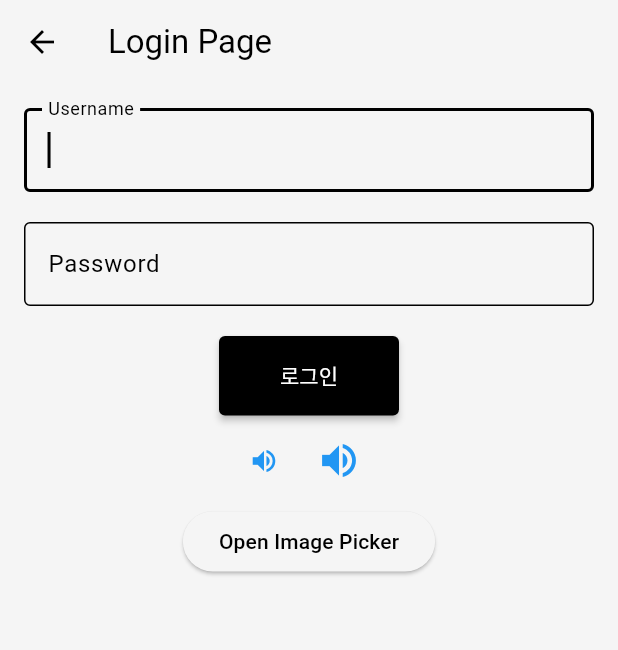
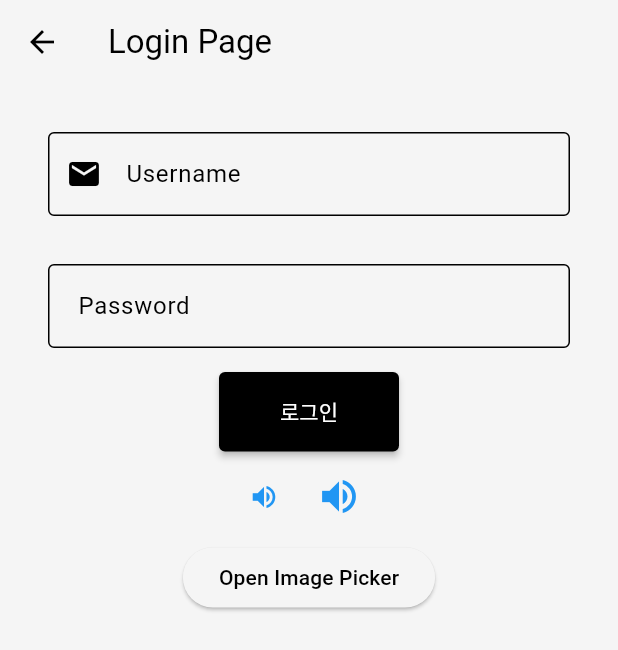
Before and after one commit to soojubm/new-bussiness, a Flutter app: the LoginScreen screen opened by its route, on a phone screen of 412 x 824 dp. Shown: the top 650 px of the screen. Run offline on Flutter 3.47's test engine with Material 3 defaults, Android fonts, the phone set to English and light mode, and no system bars; our stand-ins replace image_picker.

Commit message:
ceate CustomTextField

```diff
--- a/lib/screens/login_screen.dart
+++ b/lib/screens/login_screen.dart
@@ -2,6 +2,7 @@ import 'package:flutter/material.dart';
 import 'package:flutter_application_1/constants/toekns_constants.dart';
 import 'package:flutter_application_1/widgets/custom_filled_button.dart';
 import 'package:flutter_application_1/widgets/custom_icon_button.dart';
+import 'package:flutter_application_1/widgets/custom_text_field.dart';
 
 import 'dart:io';
 import 'package:image_picker/image_picker.dart';
@@ -50,29 +51,26 @@ class _LoginScreenState extends State<LoginScreen> {
               child: Column(
                 // mainAxisAlignment: MainAxisAlignment.center,
                 children: [
-                  TextFormField(
+                  CustomTextField(
                     controller: _controller,
-                    decoration: InputDecoration(
-                      labelText: 'Username',
-                      border: OutlineInputBorder(),
-                    ),
-                    autofocus: true,
+                    labelText: 'Username',
+                    hintText: 'Enter your email',
+                    icon: Icons.email,
                     onChanged: (text) {
-                      print(
-                          'First text field: $text (${text.characters.length})');
+                      print('Entered text: $text');
                     },
                     validator: (value) => commonValidator(value, 'username'),
                   ),
-                  SizedBox(height: 20),
-                  TextFormField(
-                    obscureText: true, // 비밀번호 입력 시 텍스트 숨기기
-                    decoration: InputDecoration(
-                      labelText: 'Password',
-                      border: OutlineInputBorder(),
-                    ),
+                  // SizedBox 말고 TextFieldGroup
+                  CustomTextField(
+                    controller: _controller,
+                    labelText: 'Password',
+                    hintText: 'Enter your email',
+                    onChanged: (text) {
+                      print('Entered text: $text');
+                    },
                     validator: (value) => commonValidator(value, 'password'),
                   ),
-                  SizedBox(height: 20),
                   CustomFilledButton(
                     text: '로그인',
                     onPressed: _login,
--- /dev/null
+++ b/lib/widgets/custom_text_field.dart
@@ -0,0 +1,67 @@
+import 'package:flutter/material.dart';
+
+// TODO
+const BorderRadius defaultBorderRadius = BorderRadius.all(Radius.circular(4.0));
+
+BorderSide defaultBorderSide(BuildContext context) {
+  return BorderSide(
+    color: Theme.of(context).primaryColor,
+    width: 1,
+  );
+}
+
+class CustomTextField extends StatelessWidget {
+  final String labelText;
+  final String hintText;
+  final IconData? icon;
+  final ValueChanged<String> onChanged;
+  final TextEditingController? controller;
+  final TextInputType keyboardType;
+  final bool obscureText;
+  final String? Function(String?)? validator;
+
+  const CustomTextField({
+    required this.labelText,
+    required this.hintText,
+    required this.onChanged,
+    this.controller,
+    this.icon,
+    this.keyboardType = TextInputType.text,
+    this.obscureText = false,
+    this.validator,
+  });
+
+  @override
+  Widget build(BuildContext context) {
+    return Padding(
+      padding: EdgeInsets.all(16.0),
+      child: TextFormField(
+        controller: controller,
+        keyboardType: keyboardType,
+        obscureText: obscureText,
+        onChanged: onChanged,
+        validator: validator,
+        decoration: InputDecoration(
+          labelText: labelText,
+          hintText: hintText,
+          prefixIcon: icon != null ? Icon(icon) : null,
+          contentPadding: icon != null
+              ? EdgeInsets.symmetric(vertical: 16.0, horizontal: 16.0)
+              : EdgeInsets.symmetric(vertical: 16.0, horizontal: 16.0),
+          border: OutlineInputBorder(
+            borderRadius: defaultBorderRadius,
+            borderSide: defaultBorderSide(context),
+          ),
+          focusedBorder: OutlineInputBorder(
+            borderRadius: defaultBorderRadius,
+            borderSide: defaultBorderSide(context),
+          ),
+          enabledBorder: OutlineInputBorder(
+            borderRadius: defaultBorderRadius,
+            borderSide: defaultBorderSide(context),
+          ),
+        ),
+      ),
+    );
+  }
+}
```
